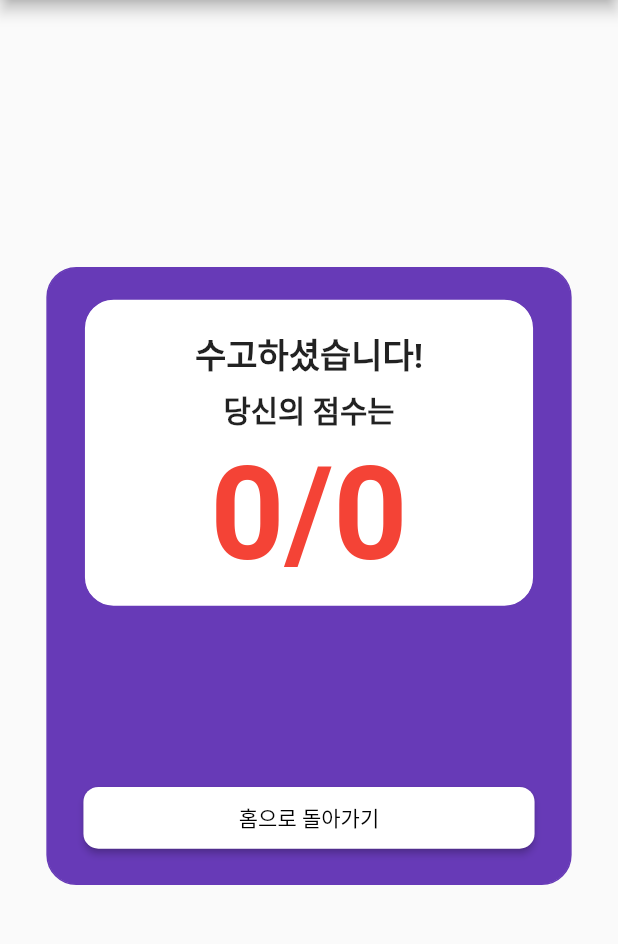
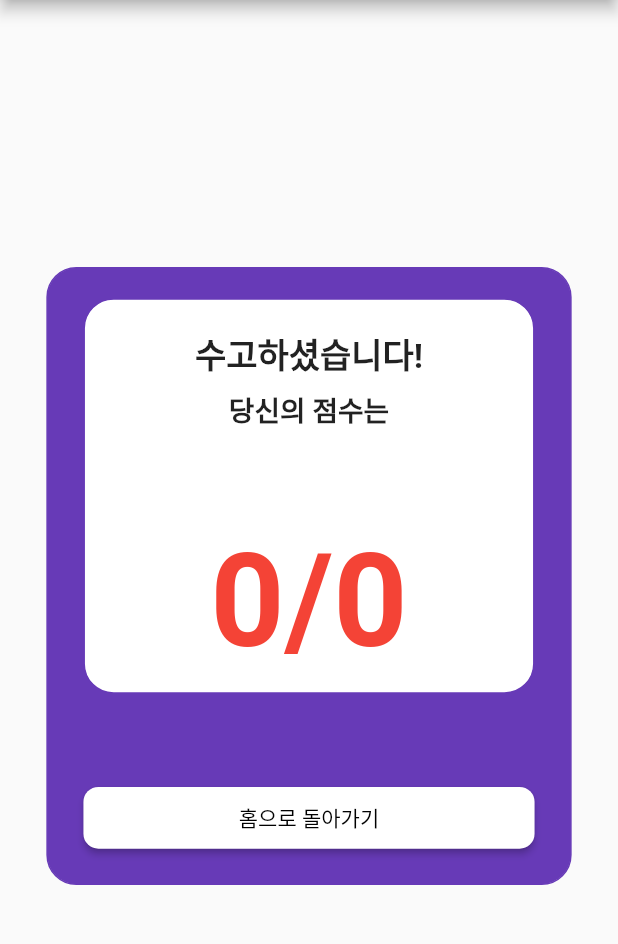
Before and after one commit to 14hhan/quiz-app, a Flutter app: the ResultScreen screen opened directly with empty values, on a phone screen of 412 x 824 dp, the part 84-1028 px from its top. Run offline on Flutter 3.47's test engine with Material 2 defaults, Android fonts, the phone set to English and light mode, and no system bars; our stand-ins replace auto_size_text, flutter_swiper.

Commit message:
fix: overflow on the result screen

```diff
--- a/front/lib/screen/screen_result.dart
+++ b/front/lib/screen/screen_result.dart
@@ -49,7 +49,7 @@ class ResultScreen extends StatelessWidget {
                       color: Colors.white,
                     ),
                     width: width * 0.73,
-                    height: height * 0.25,
+                    height: height * 0.32,
                     child: Column(
                       children: <Widget>[
                         Container(
@@ -65,7 +65,7 @@ class ResultScreen extends StatelessWidget {
                         Text(
                           '당신의 점수는',
                           style: TextStyle(
-                            fontSize: width * 0.048,
+                            fontSize: width * 0.045,
                             fontWeight: FontWeight.bold,
                           ),
                         ),
```
Also changed, not shown: 3 other files.
